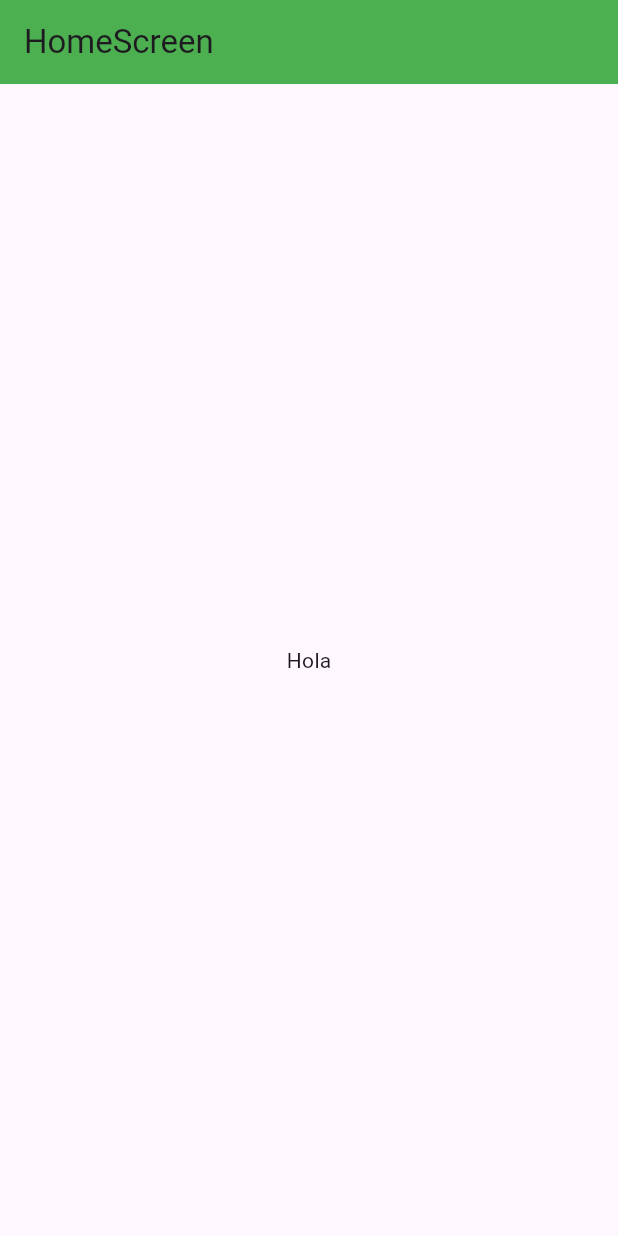
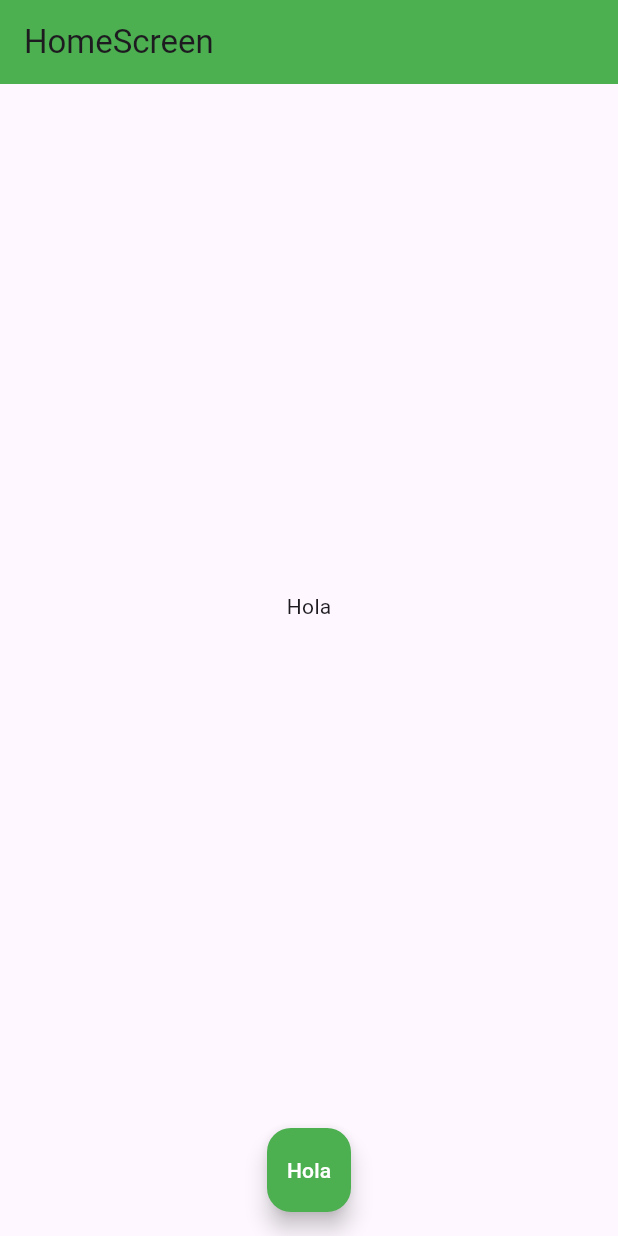
Before and after one commit to Guillermojs9/fl_repaso, a Flutter app: the screen it shows after launch, on a phone screen of 412 x 824 dp. Run offline on Flutter 3.47's test engine with Material 3 defaults, Android fonts, the phone set to English and light mode, and no system bars.

Commit message:
FloatingActionButton

```diff
--- a/lib/screens/home_screen.dart
+++ b/lib/screens/home_screen.dart
@@ -10,7 +10,21 @@ class HomeScreen extends StatelessWidget {
         title: const Text("HomeScreen"),
         backgroundColor: Colors.green,
       ),
-      body: const Center(child: Text("Hola")),
+      body: Column(
+        mainAxisAlignment: MainAxisAlignment.center,
+        children: [
+          const Expanded(child: Center(child: Text("Hola"))),
+          Padding(
+            padding: const EdgeInsets.only(bottom: 16.0),
+            child: FloatingActionButton(
+              onPressed: () {},
+              backgroundColor: Colors.green,
+              foregroundColor: Colors.white,
+              child: const Text("Hola"),
+            ),
+          )
+        ],
+      ),
     );
   }
 }
```
